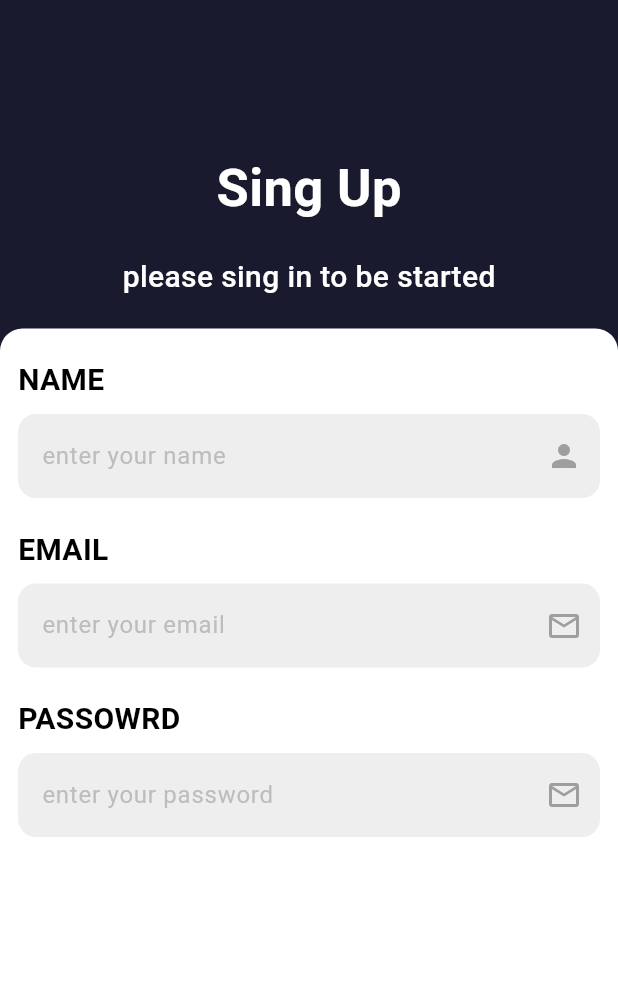
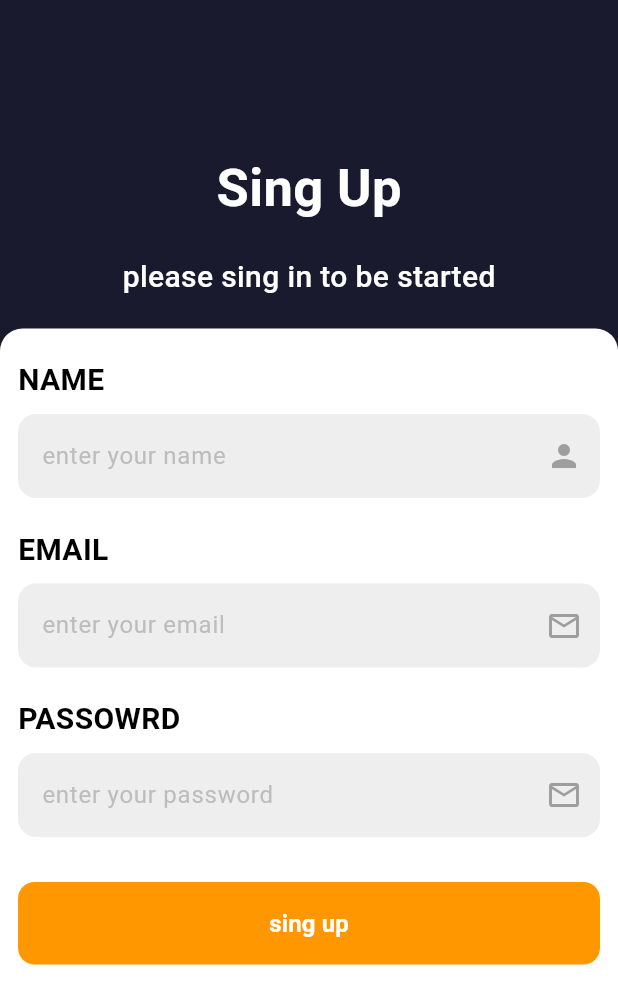
Before and after one commit to elshaarawy7/restaurant-app, a Flutter app: the screen it shows after launch, swiped to page 5, on a phone screen of 412 x 824 dp. Shown: the top 1004 px of the screen. Run offline on Flutter 3.47's test engine with Material 3 defaults, Android fonts, the phone set to English and light mode, and no system bars.

Commit message:
add custem batton in sing up

```diff
--- a/lib/futcher/ui/pages/singin.dart
+++ b/lib/futcher/ui/pages/singin.dart
@@ -1,5 +1,6 @@
 import 'package:flutter/material.dart';
 import 'package:redturant_app/core/utils/app_color.dart';
+import 'package:redturant_app/futcher/ui/widgets/custem_batton.dart';
 import 'package:redturant_app/futcher/ui/widgets/custem_text_field.dart';
 
 class Singin extends StatelessWidget {
@@ -72,6 +73,16 @@ class Singin extends StatelessWidget {
                         isPassword: true,
                         suffixIcon: Icons.email_outlined,
                       ) ,
+
+                      SizedBox(height: 30,) ,
+
+                      CustomButton(
+                        text: "sing up",
+                        onPressed: () {
+
+                        },
+
+                      )
                     ],
                   ),
                 )
--- a/lib/futcher/ui/widgets/custem_batton.dart
+++ b/lib/futcher/ui/widgets/custem_batton.dart
@@ -14,13 +14,17 @@ class CustomButton extends StatelessWidget {
   Widget build(BuildContext context) {
     return SizedBox(
       width: double.infinity,
+      child: Padding(
+        padding: const EdgeInsets.symmetric(horizontal: 12),
         child: ElevatedButton(
           onPressed: onPressed,
+
           style: ElevatedButton.styleFrom(
             backgroundColor: Colors.orange, // اللون البرتقالي
-          padding: const EdgeInsets.symmetric(vertical: 16),
+            padding: const EdgeInsets.symmetric(vertical: 16 , ),
             shape: RoundedRectangleBorder(
-            borderRadius: BorderRadius.circular(12),
+
+              borderRadius: BorderRadius.circular(11),
             ),
             elevation: 0, // لإزالة الظل
           ),
@@ -33,6 +37,7 @@ class CustomButton extends StatelessWidget {
             ),
           ),
         ),
+      ),
     );
   }
 }
```
Lines whose indentation alone changed are shown as unchanged.
